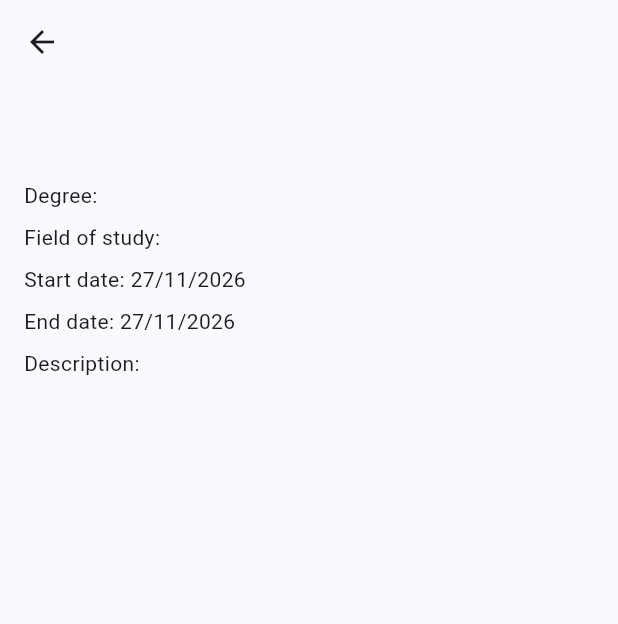
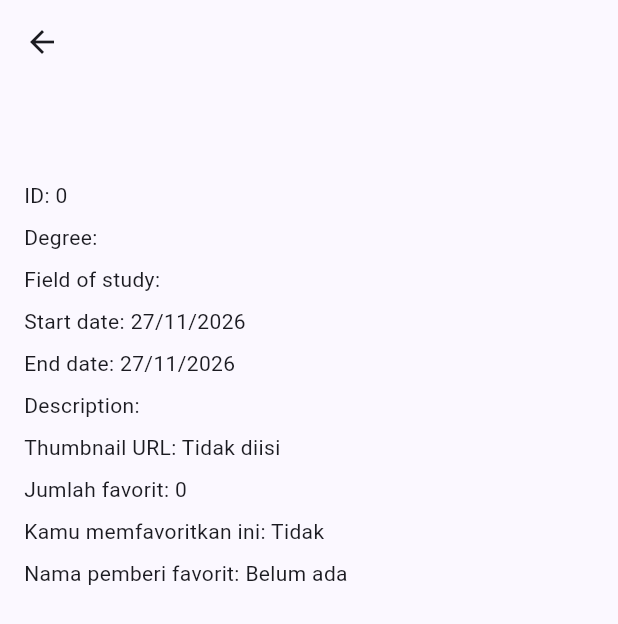
Before and after one commit to salsabillahasan/myportofolio_mobile, a Flutter app: the EducationDetailScreen screen opened directly with empty values, on a phone screen of 412 x 824 dp. Shown: the top 624 px of the screen. Run offline on Flutter 3.47's test engine with Material 3 defaults, Android fonts, the phone set to English and light mode, and no system bars; our stand-ins replace material_ui; generated files the repository leaves out were written again.

Commit message:
feat: show complete education details

```diff
--- a/lib/screens/education_detail_screen.dart
+++ b/lib/screens/education_detail_screen.dart
@@ -12,7 +12,10 @@ class EducationDetailScreen extends StatelessWidget {
 
   @override
   Widget build(BuildContext context) {
-    final imageUrl = (education.thumbnail ?? '').trim();
+    final thumbnail = (education.thumbnail ?? '').trim();
+    final imageUrl = education.logoSrc.trim().isNotEmpty
+        ? education.logoSrc.trim()
+        : thumbnail;
     return Scaffold(
       appBar: AppBar(title: Text(education.institution)),
       body: ListView(
@@ -23,6 +26,8 @@ class EducationDetailScreen extends StatelessWidget {
             style: Theme.of(context).textTheme.headlineSmall,
           ),
           const SizedBox(height: 16),
+          Text('ID: ${education.id ?? "Tidak tersedia"}'),
+          const SizedBox(height: 8),
           Text('Degree: ${education.degree}'),
           const SizedBox(height: 8),
           Text('Field of study: ${education.fieldOfStudy}'),
@@ -32,6 +37,20 @@ class EducationDetailScreen extends StatelessWidget {
           Text('End date: ${_date(education.endedAt)}'),
           const SizedBox(height: 8),
           Text('Description: ${education.description}'),
+          const SizedBox(height: 8),
+          Text(
+            'Thumbnail URL: ${thumbnail.isEmpty ? "Tidak diisi" : thumbnail}',
+          ),
+          const SizedBox(height: 8),
+          Text('Jumlah favorit: ${education.starCount}'),
+          const SizedBox(height: 8),
+          Text(
+            'Kamu memfavoritkan ini: ${education.isStarred ? "Ya" : "Tidak"}',
+          ),
+          const SizedBox(height: 8),
+          Text(
+            'Nama pemberi favorit: ${education.starredByNames.isEmpty ? "Belum ada" : education.starredByNames}',
+          ),
           if (imageUrl.isNotEmpty) ...[
             const SizedBox(height: 16),
             Image.network(
```
